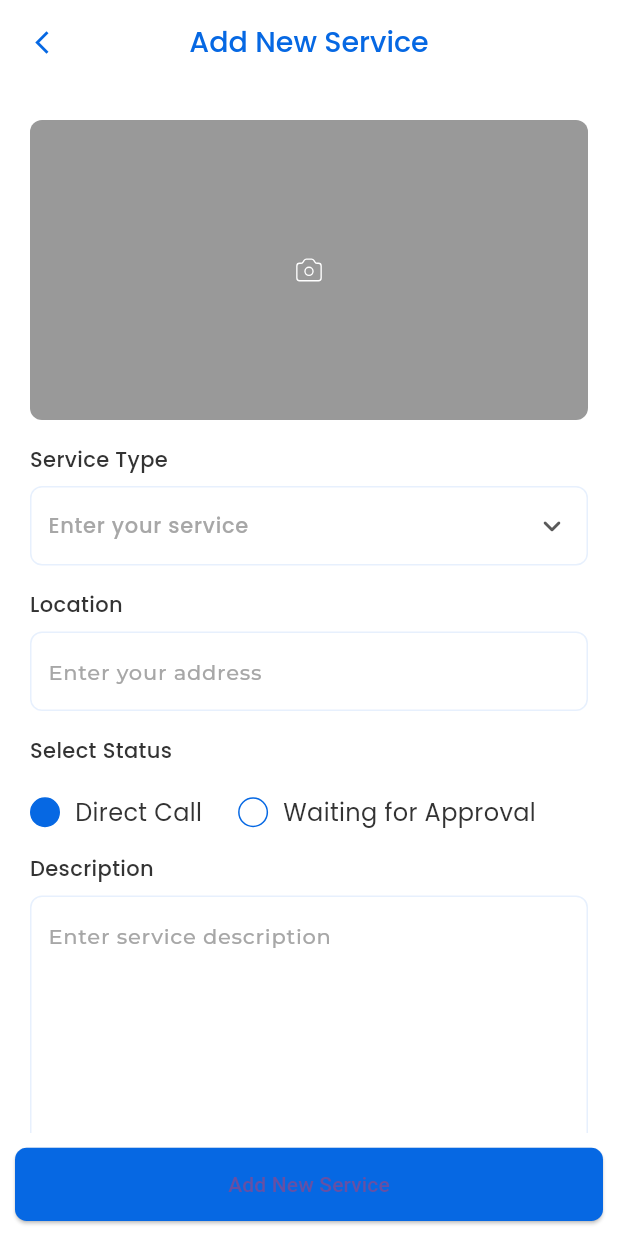
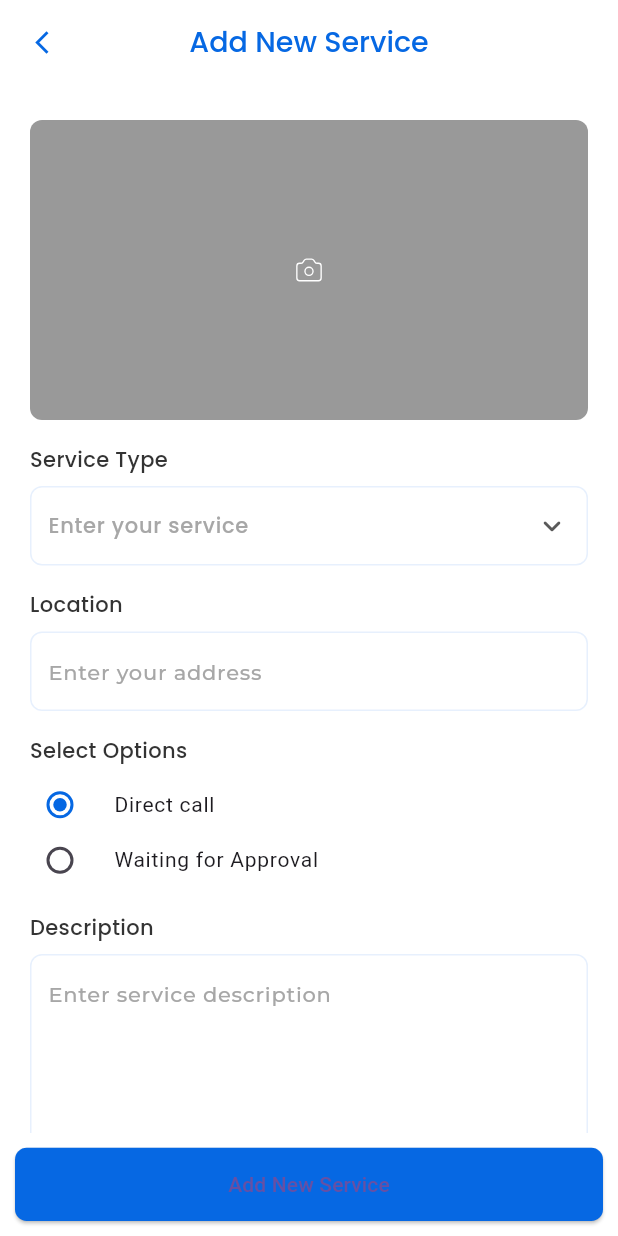
Before and after one commit to bdCalling-Sdt-hub/find_worker, a Flutter app: the SpAddNewServiceScreen screen opened by its route, on a phone screen of 412 x 824 dp. Run offline on Flutter 3.47's test engine with Material 3 defaults, Android fonts, the phone set to English and light mode, and no system bars; our stand-ins replace cached_network_image, cloud_firestore, connectivity_plus, country_code_picker, device_preview, firebase_auth and 23 more; missing offline and left inert: app_settings, dart:ffi, encrypt; accounts and stored records are empty; project files that could hold a hidden picture were left out.

Commit message:
update service add option system

```diff
--- a/assets/language/ar.json
+++ b/assets/language/ar.json
@@ -172,5 +172,8 @@
   "Enter your email to delete your account.": "أدخل بريدك الإلكتروني لحذف حسابك.",
   "The account has been deleted": "تم حذف الحساب",
   "Oops, user not found!": "عفوًا، لم يتم العثور على المستخدم!",
-  "Hired Successful": "تم التوظيف بنجاح"
+  "Hired Successful": "تم التوظيف بنجاح",
+  "Select Options": "اشر على الخيارات",
+  "Direct call": "دعوة مباشرة",
+  "Waiting for Approval": "بانتظار الموافقة"
 }
--- a/assets/language/en.json
+++ b/assets/language/en.json
@@ -174,5 +174,8 @@
  "Enter your email to delete your account.": "Enter your email to delete your account.",
  "The account has been deleted": "The account has been deleted",
  "Oops, user not found!": "Oops, user not found!",
- "Hired Successful": "Hired Successful"
+ "Hired Successful": "Hired Successful",
+ "Select Options":"Select Options",
+ "Direct call": "Direct call",
+ "Waiting for Approval":"Waiting for Approval"
 }
--- a/lib/model/service_model.dart
+++ b/lib/model/service_model.dart
@@ -13,6 +13,7 @@ class ServiceModel {
   final String? image;
   final String? location;
   final String? providerUid;
+  final String? options;
   final String? description;
 
   ServiceModel({
@@ -22,7 +23,7 @@ class ServiceModel {
     this.image,
     this.location,
     this.providerUid,
-
+    this.options,
     this.description,
   });
 
@@ -34,6 +35,7 @@ class ServiceModel {
     location: json["location"],
     providerUid: json["provider_uid"],
     description: json["description"],
+    options: json['options']
   );
 
   Map<String, dynamic> toJson() => {
@@ -44,5 +46,6 @@ class ServiceModel {
     "location": location,
     "provider_uid": providerUid,
     "description": description,
+    "options":options
   };
 }
--- a/lib/view/screens/service_provider/sp_add_new_service/Controller/add_service_controller.dart
+++ b/lib/view/screens/service_provider/sp_add_new_service/Controller/add_service_controller.dart
@@ -34,6 +34,7 @@ class AddNewServiceController extends GetxController{
        var imagePath="".obs;
       var selectedItem =(-1).obs;
       var uuid = const Uuid();
+      RxString selectedOption = 'Direct call'.obs;
 // Pick an image.
 
 
@@ -84,7 +85,8 @@ class AddNewServiceController extends GetxController{
                   serviceId: selectServiceId.value,
                   location: addressTextCtrl.text,
                   providerUid:_auth.currentUser!.uid,
-                  description:descriptionTextCtrl.text
+                  description:descriptionTextCtrl.text,
+                  options: selectedOption.value,
               );
               await firebaseStorage.collection(AppConstants.services).doc(id).set(body.toJson());
                 Get.find<SpHomeController>().getService();
@@ -95,6 +97,7 @@ class AddNewServiceController extends GetxController{
               addressTextCtrl.clear();
               descriptionTextCtrl.clear();
               imagePath.value="";
+              selectedOption.value="Direct call";
               selectedItem.value=(-1);
               Get.back();
             }else{
--- a/lib/view/screens/service_provider/sp_add_new_service/sp_add_new_service_screen.dart
+++ b/lib/view/screens/service_provider/sp_add_new_service/sp_add_new_service_screen.dart
@@ -261,52 +261,55 @@ class _SpAddNewServiceScreenState extends State<SpAddNewServiceScreen> {
                             fieldBorderRadius: 8,
                           ),
                           CustomText(
-                            text: 'Select Status'.tr,
+                            text: 'Select Options'.tr,
                             color: AppColors.black_100,
                             fontWeight: FontWeight.w500,
                             top: 16,
                             bottom: 8,
                           ),
-                          Row(
-                            children: List.generate(
-                              selectStatus.length,
-                                  (index) {
-                                return GestureDetector(
-                                  onTap: () {
-                                    setState(() {
-                                      selectIndex =index;
-                                    });
-                                  },
-                                  child: Padding(
-                                    padding: const EdgeInsets.only(
-                                      right: 24, top: 12,),
-                                    child: Row(
-                                      mainAxisAlignment: MainAxisAlignment.spaceBetween,
-                                      children: [
-                                        Container(
-                                          height: 20,
-                                          width: 20,
-                                          decoration: BoxDecoration(
-                                            borderRadius: BorderRadius.circular(50),
-                                            border: Border.all(
-                                                color: AppColors.blue_100, width: 1),
-                                            color: index == selectIndex ? AppColors.blue_100 : AppColors.white,
-                                          ),
-                                        ),
-                                        CustomText(
-                                          text: selectStatus[index],
-                                          color: AppColors.black_100,
-                                          fontSize: 16,
-                                          fontWeight: FontWeight.w400,
-                                          left: 10,
-                                        ),
-                                      ],
-                                    ),
-                                  ),
-                                );
-                              },
-                            ),
-                          ),
+                          buildRadioTile("Direct call".tr,"Direct call"),
+                          buildRadioTile("Waiting for Approval".tr,"Waiting for Approval"),
+                          // Wrap(
+                          //
+                          //   children: List.generate(
+                          //     selectStatus.length,
+                          //         (index) {
+                          //       return GestureDetector(
+                          //         onTap: () {
+                          //           setState(() {
+                          //             selectIndex =index;
+                          //           });
+                          //         },
+                          //         child: Padding(
+                          //           padding: const EdgeInsets.only(
+                          //             right: 24, top: 12,),
+                          //           child: Row(
+                          //             mainAxisSize: MainAxisSize.min,
+                          //             children: [
+                          //               Container(
+                          //                 height: 20,
+                          //                 width: 20,
+                          //                 decoration: BoxDecoration(
+                          //                   borderRadius: BorderRadius.circular(50),
+                          //                   border: Border.all(
+                          //                       color: AppColors.blue_100, width: 1),
+                          //                   color: index == selectIndex ? AppColors.blue_100 : AppColors.white,
+                          //                 ),
+                          //               ),
+                          //               CustomText(
+                          //                 text: selectStatus[index],
+                          //                 color: AppColors.black_100,
+                          //                 fontSize: 16,
+                          //                 fontWeight: FontWeight.w400,
+                          //                 left: 10,
+                          //               ),
+                          //             ],
+                          //           ),
+                          //         ),
+                          //       );
+                          //     },
+                          //   ),
+                          // ),
                            CustomText(
                             text: AppStrings.description.tr,
                             color: AppColors.black_100,
@@ -369,4 +372,26 @@ class _SpAddNewServiceScreenState extends State<SpAddNewServiceScreen> {
           )  )
     );
   }
+
+  Widget buildRadioTile(String title, String value) {
+    return Obx(()=>
+       RadioListTile(
+         dense: true,
+         contentPadding: EdgeInsets.zero,
+         hoverColor: Colors.transparent,
+
+         visualDensity: const VisualDensity(horizontal: 0,vertical: -4),
+
+         title: Text(title,style: const TextStyle(fontSize: 14,),),
+        value: value,
+        activeColor:AppColors.blue_100,
+
+        groupValue: _controller.selectedOption.value,
+
+        onChanged: (String? val) {
+            _controller.selectedOption.value = val!;
+        },
+      ),
+    );
+  }
 }
--- a/lib/view/screens/service_provider/sp_service_details/Controller/edit_service _controller.dart
+++ b/lib/view/screens/service_provider/sp_service_details/Controller/edit_service _controller.dart
@@ -33,6 +33,7 @@ class EditServiceController extends GetxController{
   late  XFile? image;
   var imagePath="".obs;
   var uuid = Uuid();
+   RxString selectedOption = 'Direct call'.obs;
 // Pick an image.
 
 
@@ -81,7 +82,8 @@ class EditServiceController extends GetxController{
                 serviceId: selectServiceId.value,
                 location: addressTextCtrl.text,
                 providerUid:model.providerUid,
-                description:descriptionTextCtrl.text
+                description:descriptionTextCtrl.text,
+                  options: selectedOption.value
             );
             await firebaseStorage.collection(AppConstants.services).doc(model.id).update(body.toJson());
             await serviceController.getService();
```
Also changed, not shown: lib/view/screens/service_provider/sp_bottom_nav_bar/sp_bottom_nav_bar_screen.dart (+59 -1 lines), lib/view/screens/service_provider/sp_service_details/sp_edit_service_details/sp_edit_service_details_screen.dart (+32 -0 lines), lib/view/screens/user/home/home/home_screen.dart (+3 -26 lines), lib/view/screens/user/user_bottom_nav_bar/user_bottom_nav_bar_screen.dart (+58 -30 lines), pubspec.lock.
